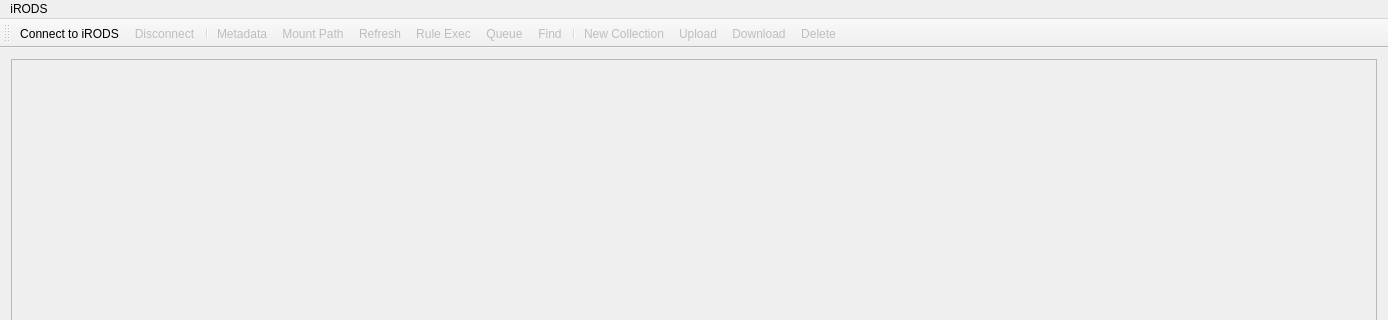
First picture: the form in src/rodsmainwindow.ui, repository ilarik/kanki-irodsclient, before the edit; both pictures show x 0 to 1388 and y 0 to 320 of the 1388 by 768 pixel window.
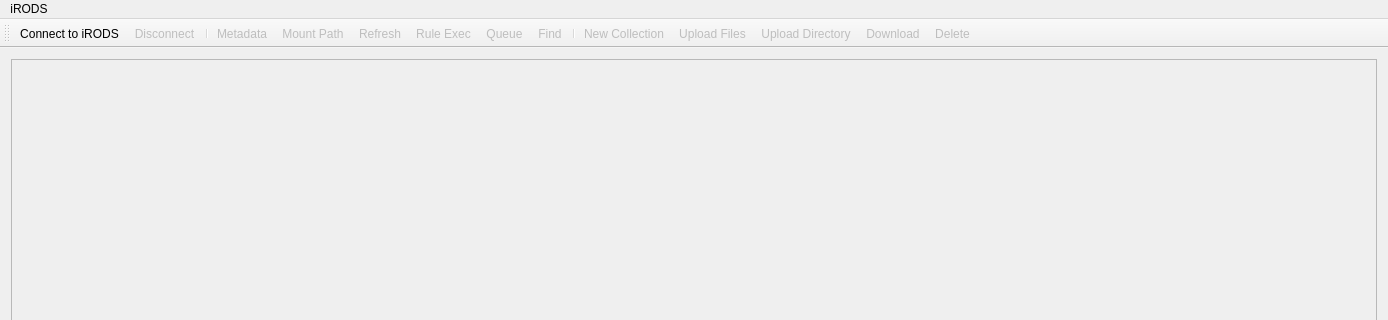
Second picture: the form after the edit. Icons and pictures are not drawn.

Commit message: added a separate upload directory functionality (Qt file dialog limitations...) for a recursive upload

Patch:
```diff
--- a/src/rodsmainwindow.ui
+++ b/src/rodsmainwindow.ui
@@ -240,6 +240,7 @@
    <addaction name="separator"/>
    <addaction name="actionNewColl"/>
    <addaction name="actionUpload"/>
+   <addaction name="actionUploadDirectory"/>
    <addaction name="actionDownload"/>
    <addaction name="actionDelete"/>
   </widget>
@@ -398,7 +399,7 @@
      <normaloff>:/tango/icons/weather-overcast.svg</normaloff>:/tango/icons/weather-overcast.svg</iconset>
    </property>
    <property name="text">
-    <string>Upload</string>
+    <string>Upload Files</string>
    </property>
    <property name="toolTip">
     <string>Upload file into the iRODS cloud</string>
@@ -463,6 +464,18 @@
     <string>About</string>
    </property>
   </action>
+  <action name="actionUploadDirectory">
+   <property name="enabled">
+    <bool>false</bool>
+   </property>
+   <property name="icon">
+    <iconset resource="icons.qrc">
+     <normaloff>:/tango/icons/applications-internet.svg</normaloff>:/tango/icons/applications-internet.svg</iconset>
+   </property>
+   <property name="text">
+    <string>Upload Directory</string>
+   </property>
+  </action>
  </widget>
  <layoutdefault spacing="6" margin="11"/>
  <resources>
```
Left out of the diff: 2 changed lines with no effect on the pictures. The commit also changes 4 other files.
